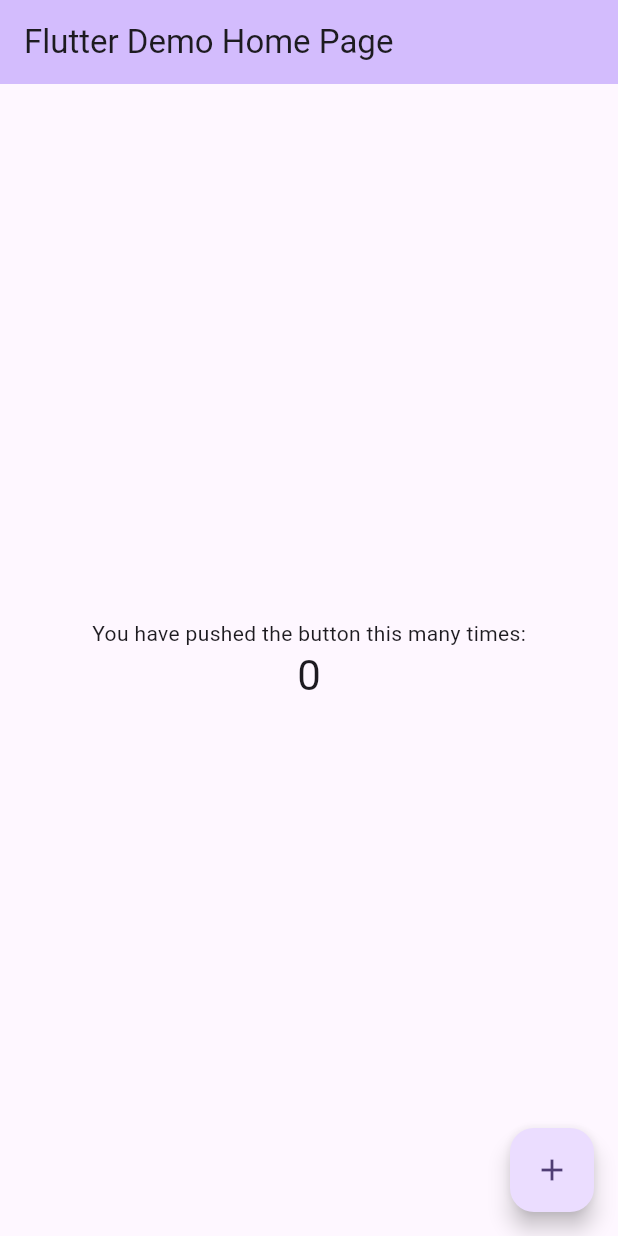
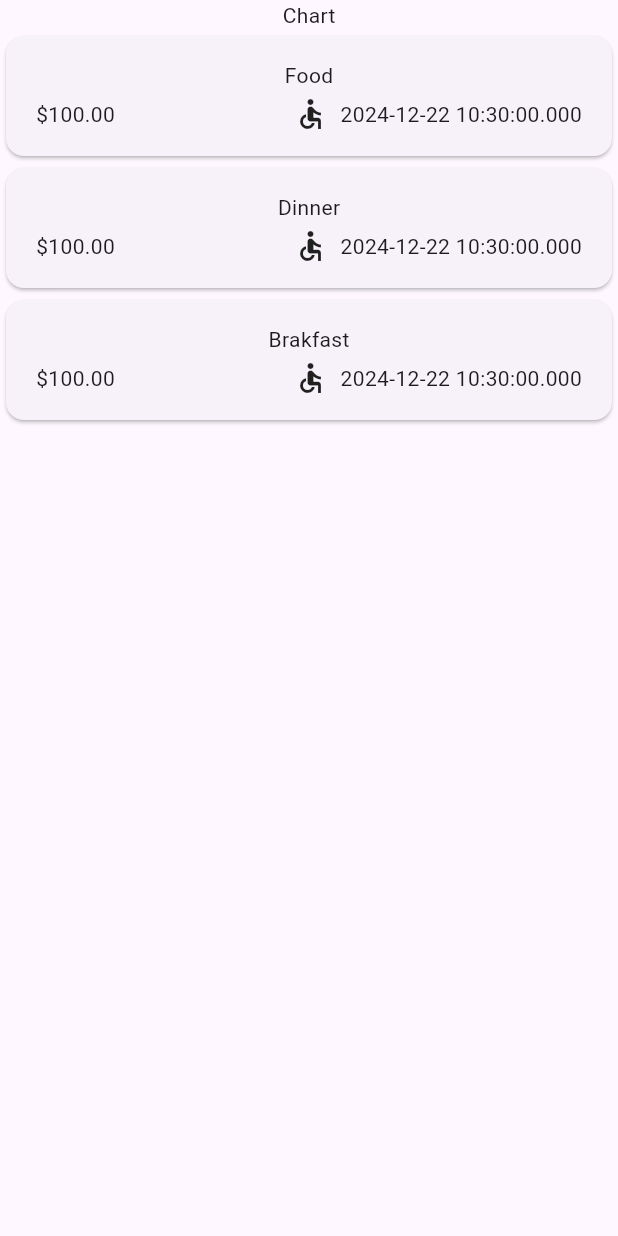
Before and after one commit to fahim25/expense_tracker, a Flutter app: the screen it shows after launch, on a phone screen of 412 x 824 dp. Run offline on Flutter 3.47's test engine with Material 3 defaults, Android fonts, the phone set to English and light mode, and no system bars.

Commit message:
added item for expense

```diff
--- a/lib/main.dart
+++ b/lib/main.dart
@@ -1,125 +1,10 @@
+import 'package:expense_tracker/resourse/widget/expenses.dart';
 import 'package:flutter/material.dart';
 
 void main() {
-  runApp(const MyApp());
+  runApp(
+    const MaterialApp(
+      home: Expenses(),
+    ),
+  );
 }
-
-class MyApp extends StatelessWidget {
-  const MyApp({super.key});
-
-  // This widget is the root of your application.
-  @override
-  Widget build(BuildContext context) {
-    return MaterialApp(
-      title: 'Flutter Demo',
-      theme: ThemeData(
-        // This is the theme of your application.
-        //
-        // TRY THIS: Try running your application with "flutter run". You'll see
-        // the application has a purple toolbar. Then, without quitting the app,
-        // try changing the seedColor in the colorScheme below to Colors.green
-        // and then invoke "hot reload" (save your changes or press the "hot
-        // reload" button in a Flutter-supported IDE, or press "r" if you used
-        // the command line to start the app).
-        //
-        // Notice that the counter didn't reset back to zero; the application
-        // state is not lost during the reload. To reset the state, use hot
-        // restart instead.
-        //
-        // This works for code too, not just values: Most code changes can be
-        // tested with just a hot reload.
-        colorScheme: ColorScheme.fromSeed(seedColor: Colors.deepPurple),
-        useMaterial3: true,
-      ),
-      home: const MyHomePage(title: 'Flutter Demo Home Page'),
-    );
-  }
-}
-
-class MyHomePage extends StatefulWidget {
-  const MyHomePage({super.key, required this.title});
-
-  // This widget is the home page of your application. It is stateful, meaning
-  // that it has a State object (defined below) that contains fields that affect
-  // how it looks.
-
-  // This class is the configuration for the state. It holds the values (in this
-  // case the title) provided by the parent (in this case the App widget) and
-  // used by the build method of the State. Fields in a Widget subclass are
-  // always marked "final".
-
-  final String title;
-
-  @override
-  State<MyHomePage> createState() => _MyHomePageState();
-}
-
-class _MyHomePageState extends State<MyHomePage> {
-  int _counter = 0;
-
-  void _incrementCounter() {
-    setState(() {
-      // This call to setState tells the Flutter framework that something has
-      // changed in this State, which causes it to rerun the build method below
-      // so that the display can reflect the updated values. If we changed
-      // _counter without calling setState(), then the build method would not be
-      // called again, and so nothing would appear to happen.
-      _counter++;
-    });
-  }
-
-  @override
-  Widget build(BuildContext context) {
-    // This method is rerun every time setState is called, for instance as done
-    // by the _incrementCounter method above.
-    //
-    // The Flutter framework has been optimized to make rerunning build methods
-    // fast, so that you can just rebuild anything that needs updating rather
-    // than having to individually change instances of widgets.
-    return Scaffold(
-      appBar: AppBar(
-        // TRY THIS: Try changing the color here to a specific color (to
-        // Colors.amber, perhaps?) and trigger a hot reload to see the AppBar
-        // change color while the other colors stay the same.
-        backgroundColor: Theme.of(context).colorScheme.inversePrimary,
-        // Here we take the value from the MyHomePage object that was created by
-        // the App.build method, and use it to set our appbar title.
-        title: Text(widget.title),
-      ),
-      body: Center(
-        // Center is a layout widget. It takes a single child and positions it
-        // in the middle of the parent.
-        child: Column(
-          // Column is also a layout widget. It takes a list of children and
-          // arranges them vertically. By default, it sizes itself to fit its
-          // children horizontally, and tries to be as tall as its parent.
-          //
-          // Column has various properties to control how it sizes itself and
-          // how it positions its children. Here we use mainAxisAlignment to
-          // center the children vertically; the main axis here is the vertical
-          // axis because Columns are vertical (the cross axis would be
-          // horizontal).
-          //
-          // TRY THIS: Invoke "debug painting" (choose the "Toggle Debug Paint"
-          // action in the IDE, or press "p" in the console), to see the
-          // wireframe for each widget.
-          mainAxisAlignment: MainAxisAlignment.center,
-          children: <Widget>[
-            const Text(
-              'You have pushed the button this many times:',
-            ),
-            Text(
-              '$_counter',
-              style: Theme.of(context).textTheme.headlineMedium,
-            ),
-          ],
-        ),
-      ),
-      floatingActionButton: FloatingActionButton(
-        onPressed: _incrementCounter,
-        tooltip: 'Increment',
-        child: const Icon(Icons.add),
-      ), // This trailing comma makes auto-formatting nicer for build methods.
-    );
-  }
-}
--- /dev/null
+++ b/lib/models/expense.dart
@@ -0,0 +1,20 @@
+import 'package:uuid/uuid.dart';
+
+const uuid = Uuid();
+
+enum Category { food, travel, leisure, work }
+
+class Expense {
+  Expense(
+      {required this.title,
+      required this.amount,
+      required this.date,
+      required this.category})
+      : id = uuid.v4();
+
+  final String id;
+  final String title;
+  final double amount;
+  final DateTime date;
+  final Category category;
+}
--- /dev/null
+++ b/lib/resourse/widget/expenses.dart
@@ -0,0 +1,46 @@
+import 'package:expense_tracker/models/expense.dart';
+import 'package:expense_tracker/resourse/widget/expenses_list/expenses_list.dart';
+import 'package:flutter/material.dart';
+
+class Expenses extends StatefulWidget {
+  const Expenses({super.key});
+
+  @override
+  State<Expenses> createState() {
+    return _ExpensesState();
+  }
+}
+
+class _ExpensesState extends State<Expenses> {
+  final List<Expense> _registredExpense = [
+    Expense(
+        title: "Food",
+        amount: 100,
+        date: DateTime.now(),
+        category: Category.food),
+    Expense(
+        title: "Dinner",
+        amount: 100,
+        date: DateTime.now(),
+        category: Category.food),
+    Expense(
+        title: "Brakfast",
+        amount: 100,
+        date: DateTime.now(),
+        category: Category.food),
+  ];
+
+  @override
+  Widget build(BuildContext context) {
+    return Scaffold(
+      body: Column(
+        children: [
+          const Text('Chart'),
+          Expanded(
+            child: ExpensesList(expenses: _registredExpense),
+          ),
+        ],
+      ),
+    );
+  }
+}
--- /dev/null
+++ b/lib/resourse/widget/expenses_list/expense_item.dart
@@ -0,0 +1,49 @@
+import 'package:expense_tracker/models/expense.dart';
+import 'package:flutter/material.dart';
+
+class ExpenseItem extends StatelessWidget {
+  const ExpenseItem(this.expense, {super.key});
+
+  final Expense expense;
+
+  @override
+  Widget build(BuildContext context) {
+    return Card(
+      child: Padding(
+        padding: const EdgeInsets.symmetric(
+          horizontal: 20,
+          vertical: 16,
+        ),
+        child: Column(
+          children: [
+            Text(expense.title),
+            SizedBox(
+              height: 4,
+            ),
+            Row(
+              children: [
+                // Text(
+                //   expense.amount.toStringAsFixed(2),
+                // ),
+                // for printing $ before amount
+                Text('\$${expense.amount.toStringAsFixed(2)}'),
+                const Spacer(),
+                Row(
+                  children: [
+                    Icon(Icons.accessible),
+                    const SizedBox(
+                      width: 8,
+                    ),
+                    Text(
+                      expense.date.toString(),
+                    ),
+                  ],
+                )
+              ],
+            ),
+          ],
+        ),
+      ),
+    );
+  }
+}
--- /dev/null
+++ b/lib/resourse/widget/expenses_list/expenses_list.dart
@@ -0,0 +1,22 @@
+import 'package:expense_tracker/models/expense.dart';
+import 'package:expense_tracker/resourse/widget/expenses_list/expense_item.dart';
+import 'package:flutter/widgets.dart';
+
+class ExpensesList extends StatelessWidget {
+  ExpensesList({
+    super.key,
+    required this.expenses,
+  });
+
+  List<Expense> expenses;
+
+  @override
+  Widget build(BuildContext context) {
+    return ListView.builder(
+      itemCount: expenses.length,
+      itemBuilder: (ctx, index) => ExpenseItem(
+        expenses[index],
+      ),
+    );
+  }
+}
--- a/pubspec.yaml
+++ b/pubspec.yaml
@@ -34,6 +34,7 @@ dependencies:
   # The following adds the Cupertino Icons font to your application.
   # Use with the CupertinoIcons class for iOS style icons.
   cupertino_icons: ^1.0.8
+  uuid: ^4.5.1
 
 dev_dependencies:
   flutter_test:
```
